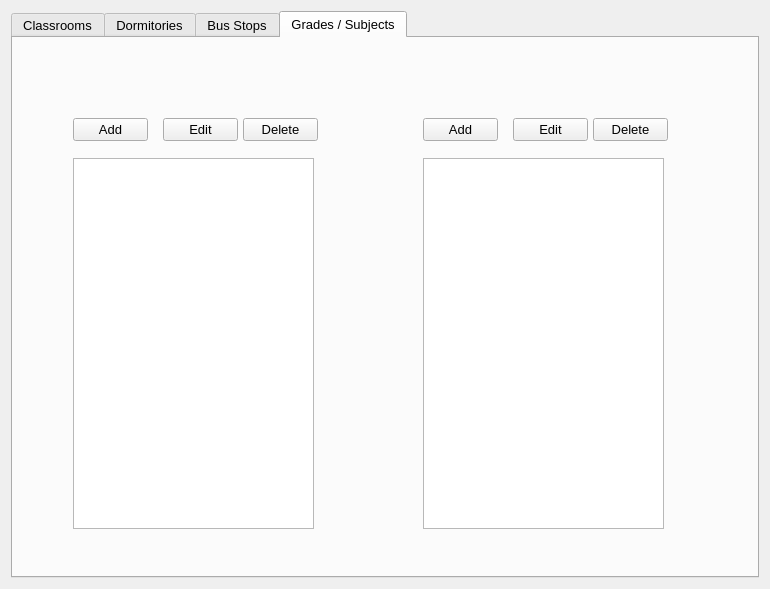
Above: pageotherform.ui from thenewcoder/school-administration-system before the change. Below: the same form after it.
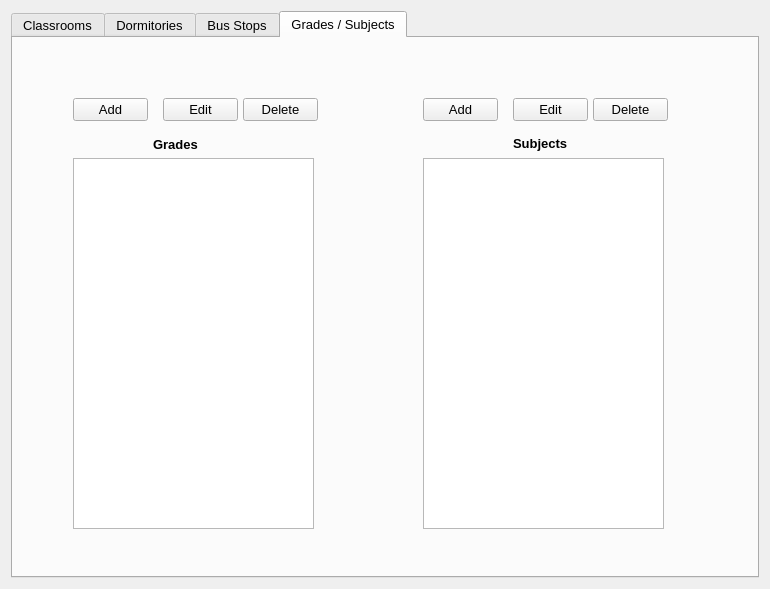
That is the form after the change. The open tabs and pages were chosen to show the change.

The edit to the form file:
```diff
--- a/pageotherform.ui
+++ b/pageotherform.ui
@@ -258,7 +258,7 @@
        <property name="geometry">
         <rect>
          <x>60</x>
-         <y>80</y>
+         <y>60</y>
          <width>75</width>
          <height>23</height>
         </rect>
@@ -271,7 +271,7 @@
        <property name="geometry">
         <rect>
          <x>230</x>
-         <y>80</y>
+         <y>60</y>
          <width>75</width>
          <height>23</height>
         </rect>
@@ -284,7 +284,7 @@
        <property name="geometry">
         <rect>
          <x>410</x>
-         <y>80</y>
+         <y>60</y>
          <width>75</width>
          <height>23</height>
         </rect>
@@ -297,7 +297,7 @@
        <property name="geometry">
         <rect>
          <x>580</x>
-         <y>80</y>
+         <y>60</y>
          <width>75</width>
          <height>23</height>
         </rect>
@@ -310,7 +310,7 @@
        <property name="geometry">
         <rect>
          <x>150</x>
-         <y>80</y>
+         <y>60</y>
          <width>75</width>
          <height>23</height>
         </rect>
@@ -323,7 +323,7 @@
        <property name="geometry">
         <rect>
          <x>500</x>
-         <y>80</y>
+         <y>60</y>
          <width>75</width>
          <height>23</height>
         </rect>
@@ -332,6 +332,44 @@
         <string>Edit</string>
        </property>
       </widget>
+      <widget class="QLabel" name="label">
+       <property name="geometry">
+        <rect>
+         <x>140</x>
+         <y>100</y>
+         <width>54</width>
+         <height>12</height>
+        </rect>
+       </property>
+       <property name="font">
+        <font>
+         <weight>75</weight>
+         <bold>true</bold>
+        </font>
+       </property>
+       <property name="text">
+        <string>Grades</string>
+       </property>
+      </widget>
+      <widget class="QLabel" name="label_2">
+       <property name="geometry">
+        <rect>
+         <x>500</x>
+         <y>97</y>
+         <width>71</width>
+         <height>16</height>
+        </rect>
+       </property>
+       <property name="font">
+        <font>
+         <weight>75</weight>
+         <bold>true</bold>
+        </font>
+       </property>
+       <property name="text">
+        <string>Subjects</string>
+       </property>
+      </widget>
      </widget>
     </widget>
    </item>
```
Left out of the diff: 47 changed lines with no effect on the pictures.
